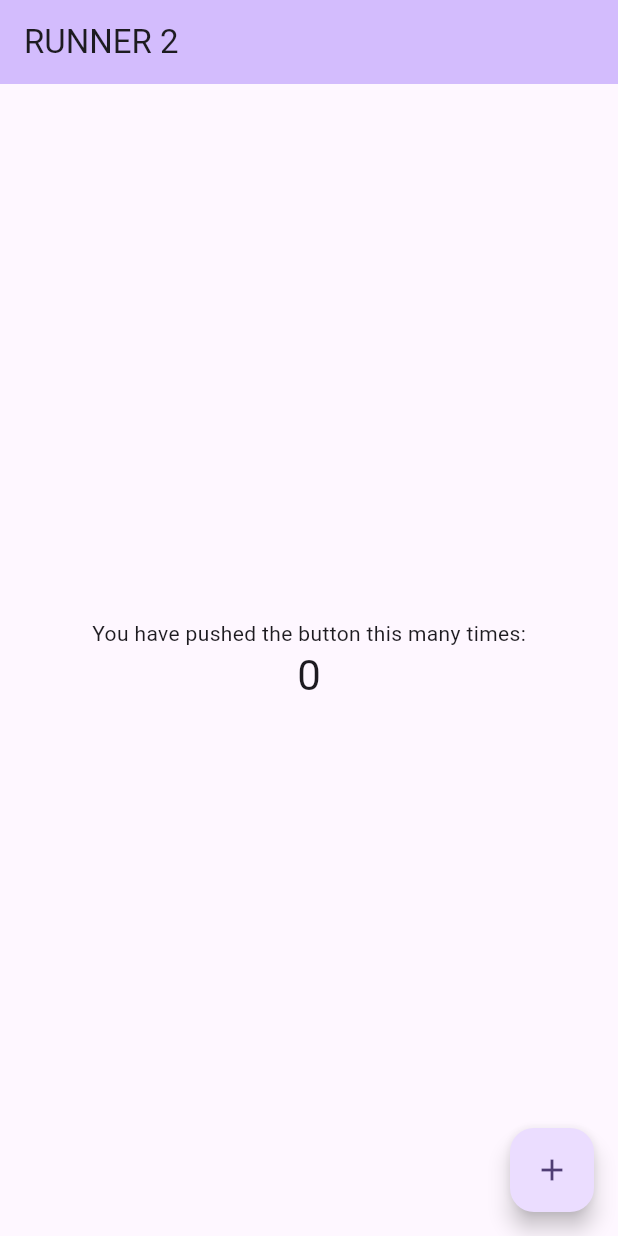
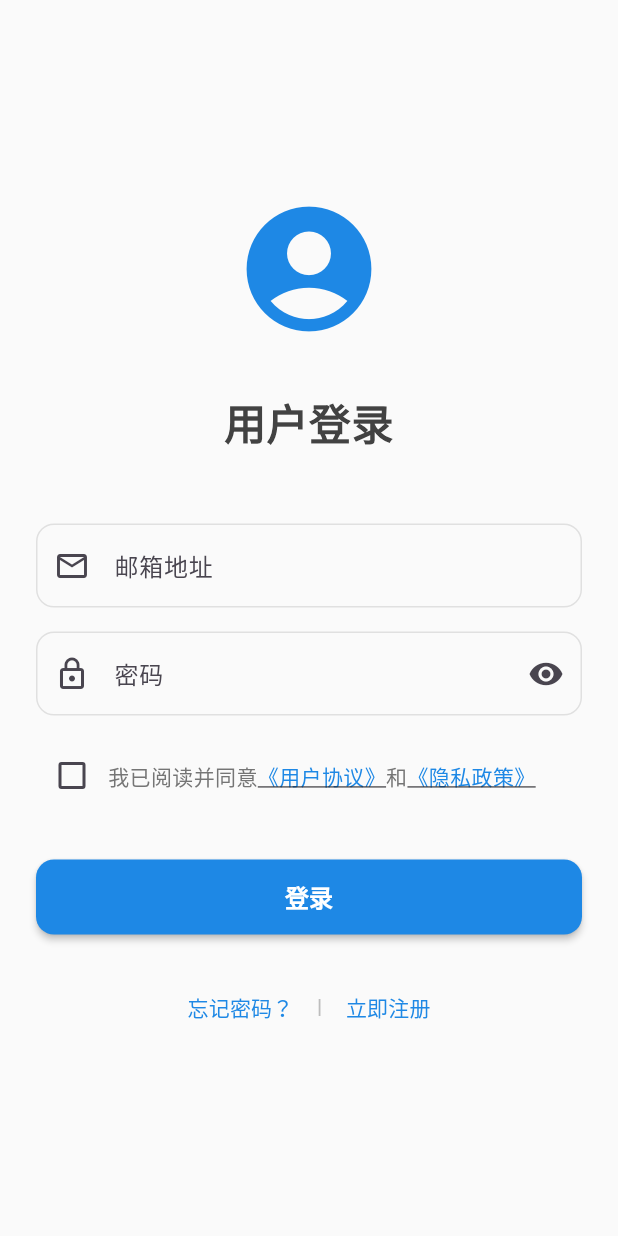
Before and after one commit to hw20101101/runner_sync_app, a Flutter app: the screen it shows after launch, on a phone screen of 412 x 824 dp. Run offline on Flutter 3.47's test engine with Material 3 defaults, Android fonts, the light colour scheme and no system bars.

Commit message:
新增登录页面，调用登录接口

```diff
--- a/lib/main.dart
+++ b/lib/main.dart
@@ -1,114 +1,21 @@
-import 'dart:math';
-
 import 'package:flutter/material.dart';
-import 'dart:convert';
-import 'package:http/http.dart' as http;
+import 'package:runner_sync_app/screens/login.dart';
 
 void main() {
-  runApp(const MyApp());
+  runApp(MyApp());
 }
 
 class MyApp extends StatelessWidget {
-  const MyApp({super.key});
-
-  // This widget is the root of your application.
   @override
   Widget build(BuildContext context) {
     return MaterialApp(
-      title: 'RUNNER',
+      title: '用户登录',
       theme: ThemeData(
-        colorScheme: ColorScheme.fromSeed(seedColor: Colors.deepPurple),
-        useMaterial3: true,
+        primarySwatch: Colors.blue,
+        visualDensity: VisualDensity.adaptivePlatformDensity,
       ),
-      home: const MyHomePage(title: 'RUNNER 2'),
+      home: LoginPage(),
+      debugShowCheckedModeBanner: false,
     );
   }
 }
-
-class MyHomePage extends StatefulWidget {
-  const MyHomePage({super.key, required this.title});
-  final String title;
-
-  @override
-  State<MyHomePage> createState() => _MyHomePageState();
-}
-
-class _MyHomePageState extends State<MyHomePage> {
-  int _counter = 0;
-
-  //点击 + 按钮
-  void _incrementCounter() {
-    setState(() {
-      _counter++;
-    });
-
-    userLogin('zhangsan4', '123456');
-  }
-
-  @override
-  Widget build(BuildContext context) {
-    return Scaffold(
-      appBar: AppBar(
-        backgroundColor: Theme.of(context).colorScheme.inversePrimary,
-        title: Text(widget.title),
-      ),
-      body: Center(
-        child: Column(
-          mainAxisAlignment: MainAxisAlignment.center,
-          children: <Widget>[
-            const Text(
-              'You have pushed the button this many times:',
-            ),
-            Text(
-              '$_counter',
-              style: Theme.of(context).textTheme.headlineMedium,
-            ),
-          ],
-        ),
-      ),
-      floatingActionButton: FloatingActionButton(
-        onPressed: _incrementCounter,
-        tooltip: 'Increment',
-        child: const Icon(Icons.add),
-      ), // This trailing comma makes auto-formatting nicer for build methods.
-    );
-  }
-
-  Future<void> registerUser(String username, String password) async {
-    final url = Uri.parse('http://127.0.0.1:80/runner/register.php');
-
-    final response = await http.post(
-      url,
-      headers: {'Content-Type': 'application/json'},
-      body: jsonEncode({
-        'username': username,
-        'password': password,
-      }),
-    );
-
-    if (response.statusCode == 200) {
-      print('response.body: ${response.body}');
-    } else {
-      print('服务器错误：HTTP ${response.statusCode}');
-    }
-  }
-
-  Future<void> userLogin(String username, String password) async {
-    final url = Uri.parse('http://127.0.0.1:80/runner/login.php');
-
-    final response = await http.post(
-      url,
-      headers: {'Content-Type': 'application/json'},
-      body: jsonEncode({
-        'username': username,
-        'password': password,
-      }),
-    );
-
-    if (response.statusCode == 200) {
-      print('response.body: ${response.body}');
-    } else {
-      print('服务器错误：HTTP ${response.statusCode}');
-    }
-  }
-}
--- /dev/null
+++ b/lib/screens/login.dart
@@ -0,0 +1,335 @@
+import 'dart:convert';
+
+import 'package:flutter/material.dart';
+// import 'package:flutter/services.dart';
+import 'package:http/http.dart' as http;
+
+class LoginPage extends StatefulWidget {
+  @override
+  _LoginPageState createState() => _LoginPageState();
+}
+
+class _LoginPageState extends State<LoginPage> {
+  final _formKey = GlobalKey<FormState>();
+  final _emailController = TextEditingController();
+  final _passwordController = TextEditingController();
+
+  bool _isPasswordVisible = false;
+  bool _isAgreedToTerms = false;
+  bool _isLoading = false;
+
+  @override
+  void dispose() {
+    _emailController.dispose();
+    _passwordController.dispose();
+    super.dispose();
+  }
+
+  String? _validateEmail(String? value) {
+    if (value == null || value.isEmpty) {
+      return '请输入邮箱地址';
+    }
+
+    final emailRegex =
+        RegExp(r'^[a-zA-Z0-9._%+-]+@[a-zA-Z0-9.-]+\.[a-zA-Z]{2,}$');
+    if (!emailRegex.hasMatch(value)) {
+      return '请输入有效的邮箱地址';
+    }
+
+    return null;
+  }
+
+  String? _validatePassword(String? value) {
+    if (value == null || value.isEmpty) {
+      return '请输入密码';
+    }
+
+    if (value.length < 6) {
+      return '密码长度不能少于6位';
+    }
+
+    return null;
+  }
+
+  Future<void> _handleLogin() async {
+    if (!_formKey.currentState!.validate()) {
+      return;
+    }
+
+    if (!_isAgreedToTerms) {
+      ScaffoldMessenger.of(context).showSnackBar(
+        SnackBar(
+          content: Text('请先同意用户协议'),
+          backgroundColor: Colors.red,
+        ),
+      );
+      return;
+    }
+
+    userLogin(_emailController.text, _passwordController.text);
+
+    // 这里可以添加导航到主页的逻辑
+    // Navigator.pushReplacement(context, MaterialPageRoute(builder: (context) => HomePage()));
+  }
+
+  @override
+  Widget build(BuildContext context) {
+    return Scaffold(
+      backgroundColor: Colors.grey[50],
+      body: SafeArea(
+        child: Center(
+          child: SingleChildScrollView(
+            padding: EdgeInsets.all(24.0),
+            child: Column(
+              mainAxisAlignment: MainAxisAlignment.center,
+              crossAxisAlignment: CrossAxisAlignment.stretch,
+              children: [
+                // Logo 或标题
+                Icon(
+                  Icons.account_circle,
+                  size: 100,
+                  color: Colors.blue[600],
+                ),
+                SizedBox(height: 32),
+
+                Text(
+                  '用户登录',
+                  style: TextStyle(
+                    fontSize: 28,
+                    fontWeight: FontWeight.bold,
+                    color: Colors.grey[800],
+                  ),
+                  textAlign: TextAlign.center,
+                ),
+
+                SizedBox(height: 48),
+
+                // 登录表单
+                Form(
+                  key: _formKey,
+                  child: Column(
+                    children: [
+                      // 邮箱输入框
+                      TextFormField(
+                        controller: _emailController,
+                        keyboardType: TextInputType.emailAddress,
+                        validator: _validateEmail,
+                        decoration: InputDecoration(
+                          labelText: '邮箱地址',
+                          hintText: '请输入您的邮箱地址',
+                          prefixIcon: Icon(Icons.email_outlined),
+                          border: OutlineInputBorder(
+                            borderRadius: BorderRadius.circular(12),
+                          ),
+                          enabledBorder: OutlineInputBorder(
+                            borderRadius: BorderRadius.circular(12),
+                            borderSide: BorderSide(color: Colors.grey[300]!),
+                          ),
+                          focusedBorder: OutlineInputBorder(
+                            borderRadius: BorderRadius.circular(12),
+                            borderSide: BorderSide(color: Colors.blue[600]!),
+                          ),
+                        ),
+                      ),
+
+                      SizedBox(height: 16),
+
+                      // 密码输入框
+                      TextFormField(
+                        controller: _passwordController,
+                        obscureText: !_isPasswordVisible,
+                        validator: _validatePassword,
+                        decoration: InputDecoration(
+                          labelText: '密码',
+                          hintText: '请输入您的密码',
+                          prefixIcon: Icon(Icons.lock_outline),
+                          suffixIcon: IconButton(
+                            icon: Icon(
+                              _isPasswordVisible
+                                  ? Icons.visibility_off
+                                  : Icons.visibility,
+                            ),
+                            onPressed: () {
+                              setState(() {
+                                _isPasswordVisible = !_isPasswordVisible;
+                              });
+                            },
+                          ),
+                          border: OutlineInputBorder(
+                            borderRadius: BorderRadius.circular(12),
+                          ),
+                          enabledBorder: OutlineInputBorder(
+                            borderRadius: BorderRadius.circular(12),
+                            borderSide: BorderSide(color: Colors.grey[300]!),
+                          ),
+                          focusedBorder: OutlineInputBorder(
+                            borderRadius: BorderRadius.circular(12),
+                            borderSide: BorderSide(color: Colors.blue[600]!),
+                          ),
+                        ),
+                      ),
+
+                      SizedBox(height: 16),
+
+                      // 用户协议勾选框
+                      Row(
+                        children: [
+                          Checkbox(
+                            value: _isAgreedToTerms,
+                            onChanged: (bool? value) {
+                              setState(() {
+                                _isAgreedToTerms = value ?? false;
+                              });
+                            },
+                            activeColor: Colors.blue[600],
+                          ),
+                          Expanded(
+                            child: GestureDetector(
+                              onTap: () {
+                                setState(() {
+                                  _isAgreedToTerms = !_isAgreedToTerms;
+                                });
+                              },
+                              child: Text.rich(
+                                TextSpan(
+                                  children: [
+                                    TextSpan(
+                                      text: '我已阅读并同意',
+                                      style: TextStyle(color: Colors.grey[600]),
+                                    ),
+                                    TextSpan(
+                                      text: '《用户协议》',
+                                      style: TextStyle(
+                                        color: Colors.blue[600],
+                                        decoration: TextDecoration.underline,
+                                      ),
+                                    ),
+                                    TextSpan(
+                                      text: '和',
+                                      style: TextStyle(color: Colors.grey[600]),
+                                    ),
+                                    TextSpan(
+                                      text: '《隐私政策》',
+                                      style: TextStyle(
+                                        color: Colors.blue[600],
+                                        decoration: TextDecoration.underline,
+                                      ),
+                                    ),
+                                  ],
+                                ),
+                              ),
+                            ),
+                          ),
+                        ],
+                      ),
+
+                      SizedBox(height: 32),
+
+                      // 登录按钮
+                      SizedBox(
+                        width: double.infinity,
+                        height: 50,
+                        child: ElevatedButton(
+                          onPressed: _isLoading ? null : _handleLogin,
+                          style: ElevatedButton.styleFrom(
+                            backgroundColor: Colors.blue[600],
+                            foregroundColor: Colors.white,
+                            shape: RoundedRectangleBorder(
+                              borderRadius: BorderRadius.circular(12),
+                            ),
+                            elevation: 2,
+                          ),
+                          child: _isLoading
+                              ? SizedBox(
+                                  width: 20,
+                                  height: 20,
+                                  child: CircularProgressIndicator(
+                                    valueColor: AlwaysStoppedAnimation<Color>(
+                                        Colors.white),
+                                    strokeWidth: 2,
+                                  ),
+                                )
+                              : Text(
+                                  '登录',
+                                  style: TextStyle(
+                                    fontSize: 16,
+                                    fontWeight: FontWeight.bold,
+                                  ),
+                                ),
+                        ),
+                      ),
+
+                      SizedBox(height: 24),
+
+                      // 其他选项
+                      Row(
+                        mainAxisAlignment: MainAxisAlignment.center,
+                        children: [
+                          TextButton(
+                            onPressed: () {
+                              // 忘记密码逻辑
+                              ScaffoldMessenger.of(context).showSnackBar(
+                                SnackBar(content: Text('跳转到忘记密码页面')),
+                              );
+                            },
+                            child: Text(
+                              '忘记密码？',
+                              style: TextStyle(color: Colors.blue[600]),
+                            ),
+                          ),
+                          Text(
+                            ' | ',
+                            style: TextStyle(color: Colors.grey[400]),
+                          ),
+                          TextButton(
+                            onPressed: () {
+                              // 注册逻辑
+                              ScaffoldMessenger.of(context).showSnackBar(
+                                SnackBar(content: Text('跳转到注册页面')),
+                              );
+                            },
+                            child: Text(
+                              '立即注册',
+                              style: TextStyle(color: Colors.blue[600]),
+                            ),
+                          ),
+                        ],
+                      ),
+                    ],
+                  ),
+                ),
+              ],
+            ),
+          ),
+        ),
+      ),
+    );
+  }
+
+  //登录请求
+  Future<void> userLogin(String username, String password) async {
+    final url = Uri.parse('http://127.0.0.1:80/runner/login.php');
+
+    final response = await http.post(
+      url,
+      headers: {'Content-Type': 'application/json'},
+      body: jsonEncode({
+        'username': username,
+        'password': password,
+      }),
+    );
+
+    if (response.statusCode == 200) {
+      Map result = jsonDecode(response.body);
+      if (result['success'] == true) {
+        // 登录成功
+        print('登录成功...');
+      } else {
+        // 登录失败
+        print('登录失败：${result['msg']}');
+      }
+    } else {
+      print('服务器错误：HTTP ${response.body}， code: ${response.statusCode}');
+    }
+  }
+}
```
